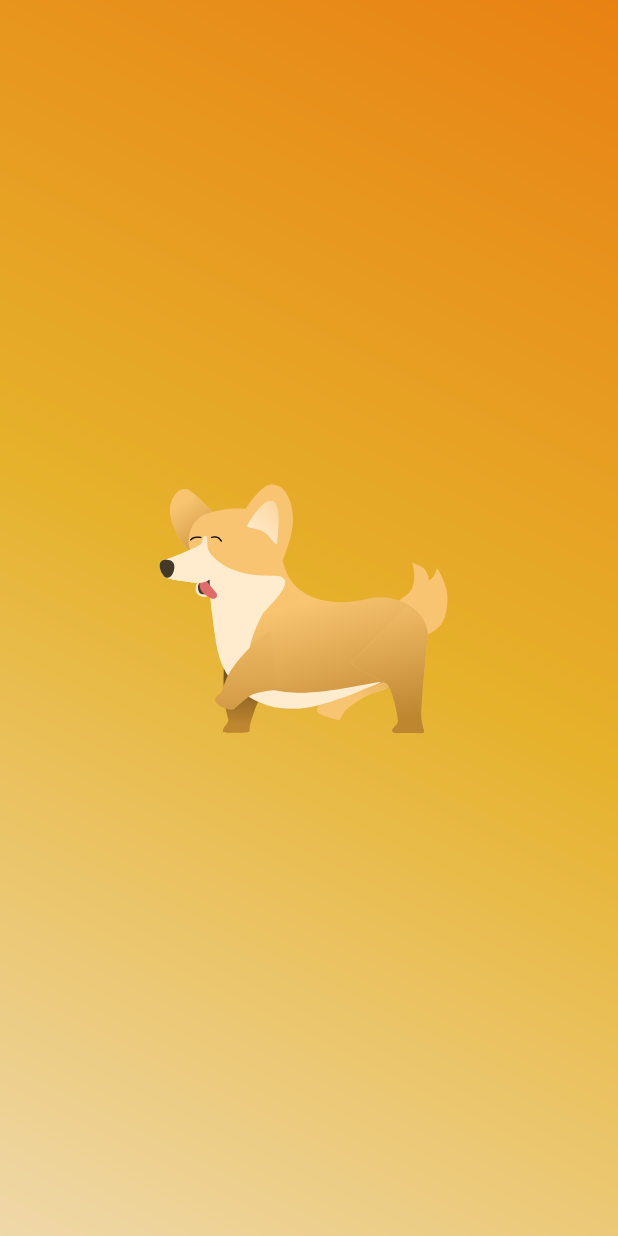
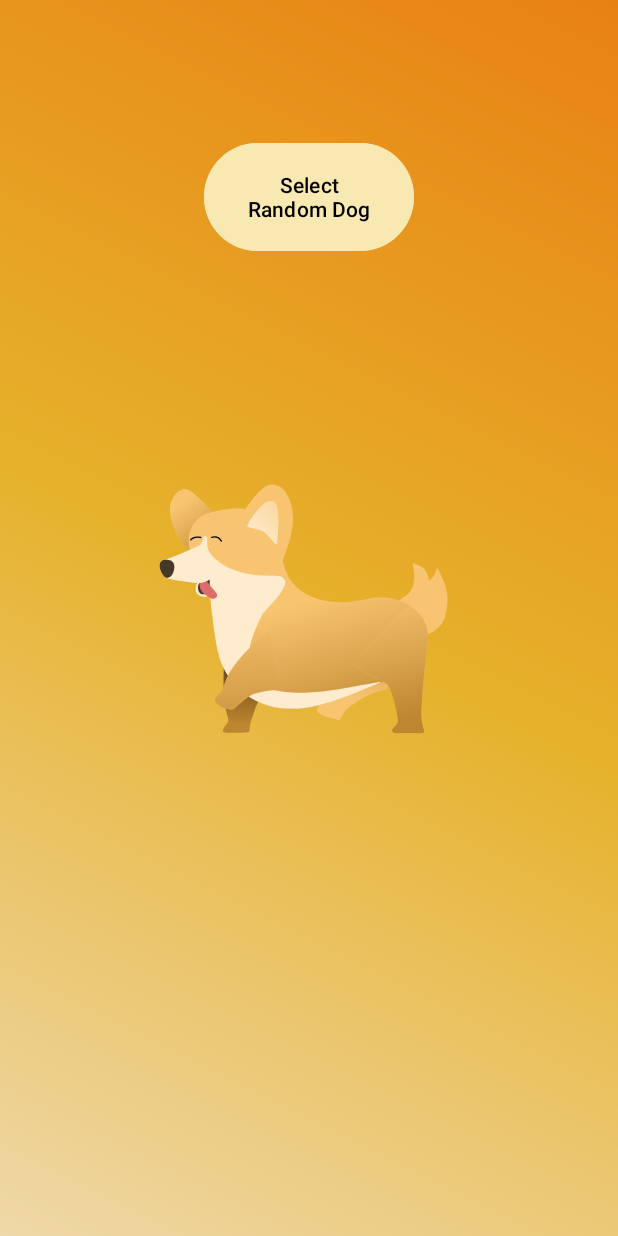
Before and after one commit to furkanreyhan/SimpleDogApp, an Android app: the screen it shows after launch (MainActivity), after a tap on "Random DOG", on a phone screen of 412 x 824 dp. Run offline under Robolectric (Android 15) with nearby library versions, the phone set to English and light mode, and no system bars; pictures from the network do not load; 4 statements that could not run were skipped.

```diff
--- a/app/src/main/java/com/furkanreyhan/dogapp/RandomDogFragment.kt
+++ /dev/null
@@ -1,68 +0,0 @@
-package com.furkanreyhan.dogapp
-
-import android.os.Bundle
-import androidx.fragment.app.Fragment
-import android.view.LayoutInflater
-import android.view.View
-import android.view.ViewGroup
-import coil.load
-import com.airbnb.lottie.LottieAnimationView
-import com.furkanreyhan.dogapp.databinding.FragmentRandomdogBinding
-import com.furkanreyhan.dogapp.model.DogResponse
-import com.furkanreyhan.dogapp.network.RemoteService
-import retrofit2.Call
-import retrofit2.Callback
-import retrofit2.Response
-
-class RandomDogFragment : Fragment() {
-
-    private lateinit var binding: FragmentRandomdogBinding
-    private lateinit var animationView: LottieAnimationView
-
-    override fun onCreateView(
-        inflater: LayoutInflater, container: ViewGroup?,
-        savedInstanceState: Bundle?
-    ): View {
-        binding = FragmentRandomdogBinding.inflate(inflater, container, false)
-        return binding.root
-    }
-
-    override fun onViewCreated(view: View, savedInstanceState: Bundle?) {
-        super.onViewCreated(view, savedInstanceState)
-
-        animationView = binding.ltAnimation
-        showLoadingAnimation()
-
-        val dogApi = RemoteService.dogApi
-        val call = dogApi.getDog()
-
-        call.enqueue(object : Callback<DogResponse> {
-            override fun onResponse(call: Call<DogResponse>, response: Response<DogResponse>) {
-                if (response.isSuccessful) {
-                    val dogResponse = response.body()
-                    val imageUrl = dogResponse?.message
-
-                    imageUrl?.let {
-                        binding.ivApiDog.load(it)
-                        hideLoadingAnimation()
-                    }
-                } else {
-                    hideLoadingAnimation()
-                }
-            }
-
-            override fun onFailure(call: Call<DogResponse>, t: Throwable) {
-            }
-        })
-    }
-
-    private fun showLoadingAnimation() {
-        animationView.visibility = View.VISIBLE
-        animationView.playAnimation()
-    }
-
-    private fun hideLoadingAnimation() {
-        animationView.visibility = View.GONE
-        animationView.cancelAnimation()
-    }
-}
--- a/app/src/main/java/com/furkanreyhan/dogapp/MainFragment.kt
+++ b/app/src/main/java/com/furkanreyhan/dogapp/ui/MainFragment.kt
@@ -1,10 +1,11 @@
-package com.furkanreyhan.dogapp
+package com.furkanreyhan.dogapp.ui
 
 import android.os.Bundle
 import androidx.fragment.app.Fragment
 import android.view.LayoutInflater
 import android.view.View
 import android.view.ViewGroup
+import com.furkanreyhan.dogapp.R
 import com.furkanreyhan.dogapp.databinding.FragmentMainBinding
 
 class MainFragment : Fragment() {
--- a/app/src/main/res/layout/fragment_httpdog.xml
+++ b/app/src/main/res/layout/fragment_httpdog.xml
@@ -4,7 +4,7 @@
     android:layout_width="match_parent"
     android:layout_height="match_parent"
     xmlns:app="http://schemas.android.com/apk/res-auto"
-    tools:context=".HttpDogFragment"
+    tools:context=".ui.HttpDogFragment"
     android:background="@drawable/background">
 
 
@@ -32,7 +32,7 @@
         app:layout_constraintEnd_toEndOf="parent" />
 
     <com.airbnb.lottie.LottieAnimationView
-        android:id="@+id/ltAnimation"
+        android:id="@+id/animationView"
         android:layout_width="wrap_content"
         android:layout_height="wrap_content"
         app:lottie_rawRes="@raw/animation_lmdg6v3i"
@@ -46,7 +46,7 @@
 
 
     <ImageView
-        android:id="@+id/ivDog"
+        android:id="@+id/imageViewDog"
         android:layout_width="300dp"
         android:layout_height="300dp"
         app:layout_constraintTop_toBottomOf="@id/spinner"
--- a/app/src/main/res/layout/fragment_main.xml
+++ b/app/src/main/res/layout/fragment_main.xml
@@ -5,7 +5,7 @@
     android:layout_width="match_parent"
     android:layout_height="match_parent"
     android:background="@drawable/background"
-    tools:context=".MainFragment">
+    tools:context=".ui.MainFragment">
 
     <Button
         android:id="@+id/btnHttpDog"
--- a/app/src/main/res/layout/fragment_randomdog.xml
+++ b/app/src/main/res/layout/fragment_randomdog.xml
@@ -4,11 +4,24 @@
     android:layout_width="match_parent"
     android:layout_height="match_parent"
     xmlns:app="http://schemas.android.com/apk/res-auto"
-    tools:context=".RandomDogFragment"
+    tools:context=".ui.RandomDogFragment"
     android:background="@drawable/background">
 
+    <Button
+        android:id="@+id/randomButton"
+        android:layout_width="140dp"
+        android:layout_height="80dp"
+        android:text="@string/select_random_dog"
+        android:backgroundTint="#F8E9B2"
+        android:textColor="@color/black"
+        app:layout_constraintTop_toTopOf="parent"
+        app:layout_constraintStart_toStartOf="parent"
+        app:layout_constraintBottom_toTopOf="@id/imageViewApiDog"
+        app:layout_constraintEnd_toEndOf="parent"
+        />
+
     <com.airbnb.lottie.LottieAnimationView
-        android:id="@+id/ltAnimation"
+        android:id="@+id/animationView"
         android:layout_width="wrap_content"
         android:layout_height="wrap_content"
         app:lottie_rawRes="@raw/animation_lmdg6v3i"
@@ -21,7 +34,7 @@
         />
 
     <ImageView
-        android:id="@+id/ivApiDog"
+        android:id="@+id/imageViewApiDog"
         android:layout_width="300dp"
         android:layout_height="300dp"
         app:layout_constraintStart_toStartOf="parent"
--- a/app/src/main/res/navigation/nav_graph.xml
+++ b/app/src/main/res/navigation/nav_graph.xml
@@ -6,7 +6,7 @@
     app:startDestination="@id/mainFragment">
     <fragment
         android:id="@+id/mainFragment"
-        android:name="com.furkanreyhan.dogapp.MainFragment"
+        android:name="com.furkanreyhan.dogapp.ui.MainFragment"
         android:label="fragment_main"
         tools:layout="@layout/fragment_main" />
 </navigation>
--- a/app/src/main/res/values/strings.xml
+++ b/app/src/main/res/values/strings.xml
@@ -5,6 +5,7 @@
     <string name="randomDog">Random DOG</string>
     <string name="selectDog">Select Dog:</string>
     <string name="selected_item">Selected item:</string>
+    <string name="select_random_dog">Select Random Dog</string>
 
     <string-array name="Dogs">
         <item>https://http.dog/100.jpg</item>
```
Also changed, not shown: app/src/main/java/com/furkanreyhan/dogapp/HttpDogFragment.kt (deleted, +0 -79 lines), app/src/main/java/com/furkanreyhan/dogapp/ui/HttpDogFragment.kt (added, +62 -0 lines), app/src/main/java/com/furkanreyhan/dogapp/ui/RandomDogFragment.kt (added, +61 -0 lines).
